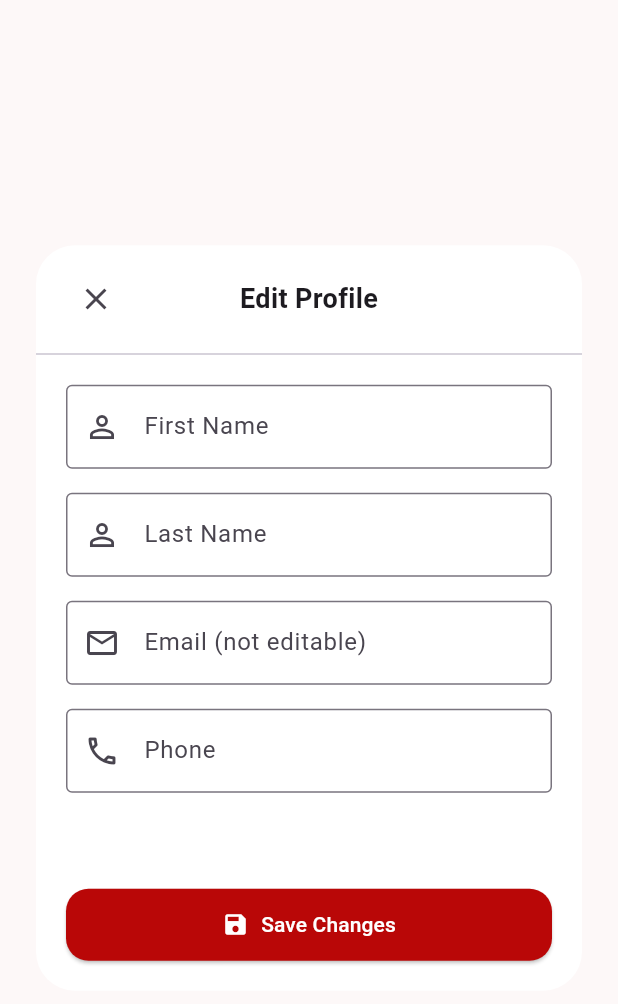
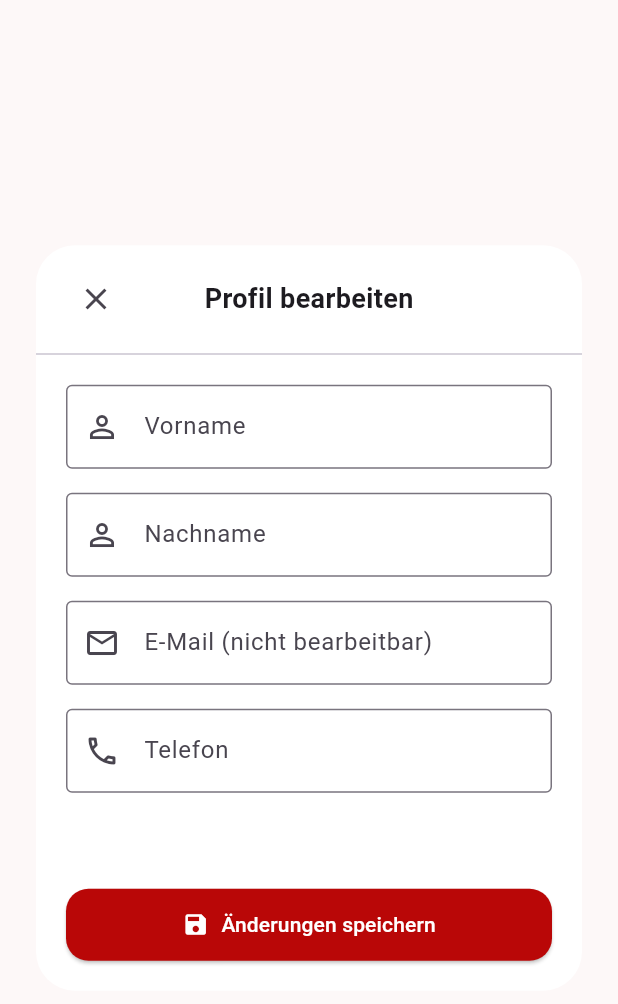
Before and after one commit to MahadiBapari/BauauftrageApp, a Flutter app: the EditProfileFormClient widget shown alone on an empty page, opened directly with empty values, on a phone screen of 412 x 824 dp. Shown: the top 1004 px of the screen. Run offline on Flutter 3.47's test engine with Material 3 defaults, Android fonts, the phone set to English and light mode, and no system bars; our stand-ins replace app_links, cached_network_image, extended_image, image_picker, multi_select_flutter, photo_view and 2 more; missing offline and left inert: flutter_stripe; accounts and stored records are empty; network calls fail; statements that could not run were skipped.

Commit message:
Translated edit profile to german and fixed reload in my order page

```diff
--- a/lib/presentation/home/widgets/edit_profile_form_client.dart
+++ b/lib/presentation/home/widgets/edit_profile_form_client.dart
@@ -75,15 +75,15 @@ class _EditProfileFormClientState extends State<EditProfileFormClient> {
 
         if (response.statusCode == 200 && responseData['success'] == true) {
           ScaffoldMessenger.of(context).showSnackBar(
-            const SnackBar(content: Text('Profile updated successfully!')),
+            const SnackBar(content: Text('Profil erfolgreich aktualisiert!')),
           );
           widget.onProfileUpdated(); // Callback to refresh parent data
           Navigator.of(context).pop(); // Close the dialog
         } else {
-          _showError(responseData['message'] ?? 'Failed to update profile.');
+          _showError(responseData['message'] ?? 'Profil konnte nicht aktualisiert werden.');
         }
       } catch (e) {
-        _showError('Error updating profile: $e');
+        _showError('Fehler beim Aktualisieren des Profils: $e');
       }
     }
   }
@@ -95,7 +95,7 @@ class _EditProfileFormClientState extends State<EditProfileFormClient> {
     showDialog(
       context: context,
       builder: (ctx) => AlertDialog(
-        title: const Text('Error'),
+        title: const Text('Fehler'),
         content: Text(message),
         actions: [
           TextButton(
@@ -127,7 +127,7 @@ class _EditProfileFormClientState extends State<EditProfileFormClient> {
                 ),
                 const Spacer(),
                 const Text(
-                  'Edit Profile',
+                  'Profil bearbeiten',
                   style: TextStyle(fontSize: 18, fontWeight: FontWeight.bold),
                 ),
                 const Spacer(),
@@ -152,7 +152,7 @@ class _EditProfileFormClientState extends State<EditProfileFormClient> {
                       TextFormField(
                         controller: _firstNameController,
                         decoration: const InputDecoration(
-                          labelText: 'First Name',
+                          labelText: 'Vorname',
                           prefixIcon: Icon(Icons.person_outline),
                           border: OutlineInputBorder(),
                         ),
@@ -163,7 +163,7 @@ class _EditProfileFormClientState extends State<EditProfileFormClient> {
                       TextFormField(
                         controller: _lastNameController,
                         decoration: const InputDecoration(
-                          labelText: 'Last Name',
+                          labelText: 'Nachname',
                           prefixIcon: Icon(Icons.person_outline),
                           border: OutlineInputBorder(),
                         ),
@@ -175,7 +175,7 @@ class _EditProfileFormClientState extends State<EditProfileFormClient> {
                         initialValue: _email,
                         readOnly: true,
                         decoration: const InputDecoration(
-                          labelText: 'Email (not editable)',
+                          labelText: 'E-Mail (nicht bearbeitbar)',
                           prefixIcon: Icon(Icons.email_outlined),
                           border: OutlineInputBorder(),
                         ),
@@ -187,7 +187,7 @@ class _EditProfileFormClientState extends State<EditProfileFormClient> {
                         controller: _phoneController,
                         keyboardType: TextInputType.phone,
                         decoration: const InputDecoration(
-                          labelText: 'Phone',
+                          labelText: 'Telefon',
                           prefixIcon: Icon(Icons.phone_outlined),
                           border: OutlineInputBorder(),
                         ),
@@ -208,7 +208,7 @@ class _EditProfileFormClientState extends State<EditProfileFormClient> {
               child: ElevatedButton.icon(
                 onPressed: _updateProfile,
                 icon: const Icon(Icons.save),
-                label: const Text('Save Changes'),
+                label: const Text('Änderungen speichern'),
                 style: ElevatedButton.styleFrom(
                   padding: const EdgeInsets.symmetric(vertical: 14),
                   backgroundColor: const Color.fromARGB(255, 185, 7, 7),
```
Also changed, not shown: lib/presentation/home/my_order_page/my_order_page_screen.dart (+13 -55 lines).
